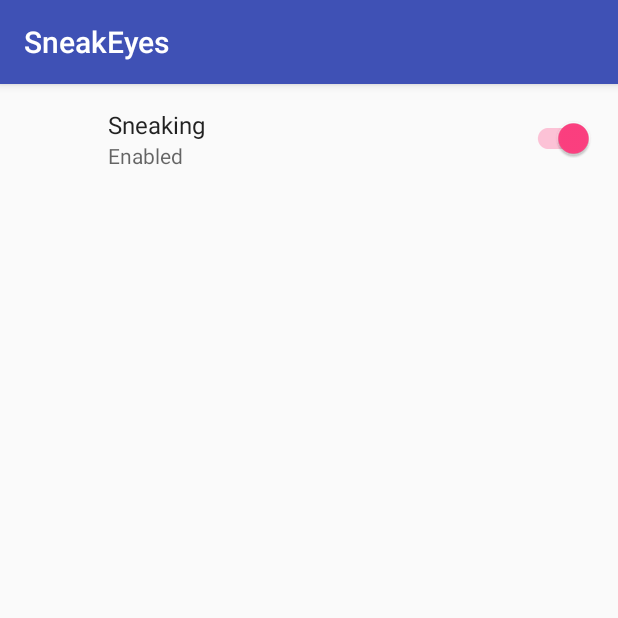
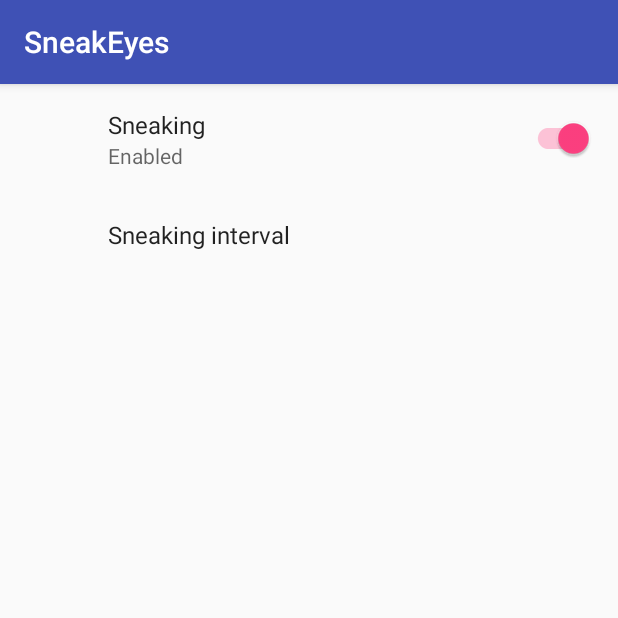
Before and after one commit to KorolevAndrey/SneakEyes, an Android app: the screen it shows after launch (SettingsActivity), on a phone screen of 412 x 824 dp, the top half of it. Run offline under Robolectric (Android 15) with nearby library versions, the phone set to English and light mode, and no system bars; our stand-ins replace Dagger/Hilt's generated code, androidx.preference; libraries missing offline, so code that uses them is left out: com.vk.sdk; 3 statements that could not run were skipped.

Commit message:
Add sneaking interval preference

```diff
--- a/app/src/main/java/com/gpetuhov/android/sneakeyes/SettingsFragment.java
+++ b/app/src/main/java/com/gpetuhov/android/sneakeyes/SettingsFragment.java
@@ -2,7 +2,7 @@ package com.gpetuhov.android.sneakeyes;
 
 import android.content.SharedPreferences;
 import android.os.Bundle;
-import android.preference.PreferenceManager;
+import android.support.v7.preference.ListPreference;
 import android.support.v7.preference.Preference;
 import android.support.v7.preference.PreferenceFragmentCompat;
 
@@ -26,9 +26,10 @@ public class SettingsFragment extends PreferenceFragmentCompat
 
     @Override
     public void onCreate(Bundle savedInstanceState) {
-        super.onCreate(savedInstanceState);
-
-        // Inject UtilsPrefs instance into this fragment field
+        // Inject UtilsPrefs instance into this fragment field.
+        // This must be called before calling super.onCreate(),
+        // because during super.onCreate() onCreatePreference() will be called,
+        // where UtilsPrefs is used.
         SneakEyesApp.getAppComponent().inject(this);
 
         // If this is the first run after install
@@ -36,12 +37,63 @@ public class SettingsFragment extends PreferenceFragmentCompat
             // Initialize sneaking
             SneakingService.setServiceAlarm(getActivity(), mUtilsPrefs);
         }
+
+        super.onCreate(savedInstanceState);
     }
 
     @Override
     public void onCreatePreferences(Bundle bundle, String s) {
         // Load the preferences from an XML resource
         setPreferencesFromResource(R.xml.pref_general, s);
+
+        // For list preferences, attach an OnPreferenceChangeListener so the UI summary can be
+        // updated when the preference changes.
+
+        // Get time interval preference key, find preference with this key
+        // and bind this preference (time interval preference) summary to value
+        bindPreferenceSummaryToValue(findPreference(getString(R.string.pref_interval_key)));
+    }
+
+    // Attaches a listener so the summary is always updated with the preference value.
+    // Also fires the listener once, to initialize the summary (so it shows up before the value
+    // is changed.)
+    private void bindPreferenceSummaryToValue(Preference preference) {
+
+        // Set the listener to watch for value changes.
+        preference.setOnPreferenceChangeListener(this);
+
+        // Display label according to current preference value in Summary
+        // (get string with the key from the preference from SharedPreferences (value)
+        // and update preference summary with label according to this value).
+        displaySummary(preference,
+                mUtilsPrefs.getStringFromSharedPreferences(preference.getKey(), ""));
+    }
+
+
+    // Display label according to the value of the preference in the preference Summary
+    private void displaySummary(Preference preference, Object value) {
+
+        // Cast new value of the preference to String
+        String stringValue = value.toString();
+
+        // If the preference is instance of ListPreference
+        if (preference instanceof ListPreference) {
+            // For list preferences, look up the correct display value in
+            // the preference's 'entries' list (since they have separate labels/values).
+
+            // Cast preference to ListPreference
+            ListPreference listPreference = (ListPreference) preference;
+
+            // Find index of the new value in values array
+            // (ListPreference stores entries and values in 2 separate arrays)
+            int prefIndex = listPreference.findIndexOfValue(stringValue);
+
+            if (prefIndex >= 0) {
+                // Get entry with the index of new value from entries array
+                // and set this entry as a new summary of the preference.
+                preference.setSummary(listPreference.getEntries()[prefIndex]);
+            }
+        }
     }
 
     @Override
@@ -49,8 +101,7 @@ public class SettingsFragment extends PreferenceFragmentCompat
         super.onResume();
 
         // Register this fragment as a listener to SharedPreferences changes
-        PreferenceManager.getDefaultSharedPreferences(getActivity())
-                .registerOnSharedPreferenceChangeListener(this);
+        mUtilsPrefs.registerOnSharedPreferenceChangeListener(this);
     }
 
     @Override
@@ -58,15 +109,16 @@ public class SettingsFragment extends PreferenceFragmentCompat
         super.onPause();
 
         // Unregister this fragment as a listener to SharedPreferences changes
-        PreferenceManager.getDefaultSharedPreferences(getActivity())
-                .unregisterOnSharedPreferenceChangeListener(this);
+        mUtilsPrefs.unregisterOnSharedPreferenceChangeListener(this);
     }
 
     // Method is called when a preference changes (in this fragment).
     // This method is called BEFORE changes are written to SharedPreferences.
     @Override
     public boolean onPreferenceChange(Preference preference, Object value) {
-        // TODO: Update UI for ListPreferences here
+        // Display current preference value in Summary
+        displaySummary(preference, value);
+
         return true;
     }
 
--- a/app/src/main/java/com/gpetuhov/android/sneakeyes/SneakingService.java
+++ b/app/src/main/java/com/gpetuhov/android/sneakeyes/SneakingService.java
@@ -44,9 +44,6 @@ public class SneakingService extends Service implements
 
     // Tag for logging
     private static final String LOG_TAG = SneakingService.class.getName();
-
-    // Sneak interval in minutes (for testing)
-    private static final int SNEAK_INTERVAL = 1;
 
     // One minute in milliseconds
     private static final int SNEAK_INTERVAL_MINUTE = 60 * 1000;
@@ -108,11 +105,11 @@ public class SneakingService extends Service implements
         // Get reference to AlarmManager
         AlarmManager alarmManager = (AlarmManager) context.getSystemService(Context.ALARM_SERVICE);
 
-        // TODO: Get sneak interval from SharedPreferences
-        int sneakInterval = SNEAK_INTERVAL;
-
         // If sneaking is enabled
         if (utilsPrefs.isSneakingEnabled()) {
+
+            // Get sneak interval (in minutes) from SharedPreferences
+            int sneakInterval = utilsPrefs.getSneakInterval();
 
             // Calculate sneak interval in milliseconds
             int sneakIntervalMillis = sneakInterval * SNEAK_INTERVAL_MINUTE;
--- a/app/src/main/java/com/gpetuhov/android/sneakeyes/utils/UtilsPrefs.java
+++ b/app/src/main/java/com/gpetuhov/android/sneakeyes/utils/UtilsPrefs.java
@@ -2,6 +2,7 @@ package com.gpetuhov.android.sneakeyes.utils;
 
 import android.content.Context;
 import android.content.SharedPreferences;
+import android.content.SharedPreferences.OnSharedPreferenceChangeListener;
 
 import com.gpetuhov.android.sneakeyes.R;
 
@@ -16,10 +17,29 @@ public class UtilsPrefs {
         mSharedPreferences = sharedPreferences;
     }
 
+    // Register listener to SharedPreferences changes
+    public void registerOnSharedPreferenceChangeListener(OnSharedPreferenceChangeListener listener) {
+        mSharedPreferences.registerOnSharedPreferenceChangeListener(listener);
+    }
+
+    // Unregister listener to SharedPreferences changes
+    public void unregisterOnSharedPreferenceChangeListener(OnSharedPreferenceChangeListener listener) {
+        mSharedPreferences.unregisterOnSharedPreferenceChangeListener(listener);
+    }
+
     // Return true if sneaking is enabled
     public boolean isSneakingEnabled() {
         // Get Enabled/Disabled setting value from SharedPreferences
         return mSharedPreferences.getBoolean(mContext.getString(R.string.pref_onoff_key), true);
+    }
+
+    // Get sneaking interval from SharedPreferences
+    public int getSneakInterval() {
+        String intervalString = mSharedPreferences.getString(
+                mContext.getString(R.string.pref_interval_key),
+                mContext.getString(R.string.pref_interval_value_2));
+
+        return Integer.parseInt(intervalString);
     }
 
     // Run true if this is the first run after install
@@ -35,10 +55,14 @@ public class UtilsPrefs {
         return firstRun;
     }
 
-    private void putBooleanToSharedPreferences(String key, boolean value) {
+    public void putBooleanToSharedPreferences(String key, boolean value) {
         mSharedPreferences
                 .edit()
                 .putBoolean(key, value)
                 .apply();
     }
+
+    public String getStringFromSharedPreferences(String key, String defValue) {
+        return mSharedPreferences.getString(key, defValue);
+    }
 }
--- /dev/null
+++ b/app/src/main/res/values/arrays.xml
@@ -0,0 +1,20 @@
+<?xml version="1.0" encoding="utf-8"?>
+<resources>
+
+    <!--Arrays for time interval settings-->
+
+    <!--Time interval settings options-->
+    <string-array name="pref_interval_options">
+        <item>@string/pref_interval_label_1</item>
+        <item>@string/pref_interval_label_2</item>
+        <item>@string/pref_interval_label_3</item>
+    </string-array>
+
+    <!--Time interval settings values-->
+    <string-array name="pref_interval_values">
+        <item>@string/pref_interval_value_1</item>
+        <item>@string/pref_interval_value_2</item>
+        <item>@string/pref_interval_value_3</item>
+    </string-array>
+
+</resources>
--- a/app/src/main/res/values/strings.xml
+++ b/app/src/main/res/values/strings.xml
@@ -11,6 +11,24 @@
     <string name="pref_onoff_on_label">Enabled</string>
     <string name="pref_onoff_off_label">Disabled</string>
 
+    <!--Time interval settings-->
+    <!--Title of time interval settings-->
+    <string name="pref_interval_label">Sneaking interval</string>
+    <!--Key for storing time interval settings in SharedPreferences-->
+    <string name="pref_interval_key">pref_interval</string>
+    <!--Text for time interval 1-->
+    <string name="pref_interval_label_1">15 minutes</string>
+    <!--Text for time interval 2-->
+    <string name="pref_interval_label_2">1 hour</string>
+    <!--Text for time interval 3-->
+    <string name="pref_interval_label_3">3 hours</string>
+    <!--Value for time interval 1 in SharedPreferences-->
+    <string name="pref_interval_value_1">15</string>
+    <!--Value for time interval 2 in SharedPreferences-->
+    <string name="pref_interval_value_2">60</string>
+    <!--Value for time interval 3 in SharedPreferences-->
+    <string name="pref_interval_value_3">180</string>
+
     <!--First run key in SharedPreferences-->
     <string name="pref_firstrun_key">pref_firstrun</string>
 
--- a/app/src/main/res/xml/pref_general.xml
+++ b/app/src/main/res/xml/pref_general.xml
@@ -15,4 +15,12 @@
         android:summaryOn="@string/pref_onoff_on_label"
         android:summaryOff="@string/pref_onoff_off_label"/>
 
+    <!--Time interval setting-->
+    <ListPreference
+        android:title="@string/pref_interval_label"
+        android:key="@string/pref_interval_key"
+        android:defaultValue="@string/pref_interval_value_2"
+        android:entries="@array/pref_interval_options"
+        android:entryValues="@array/pref_interval_values"/>
+
 </PreferenceScreen>
```
